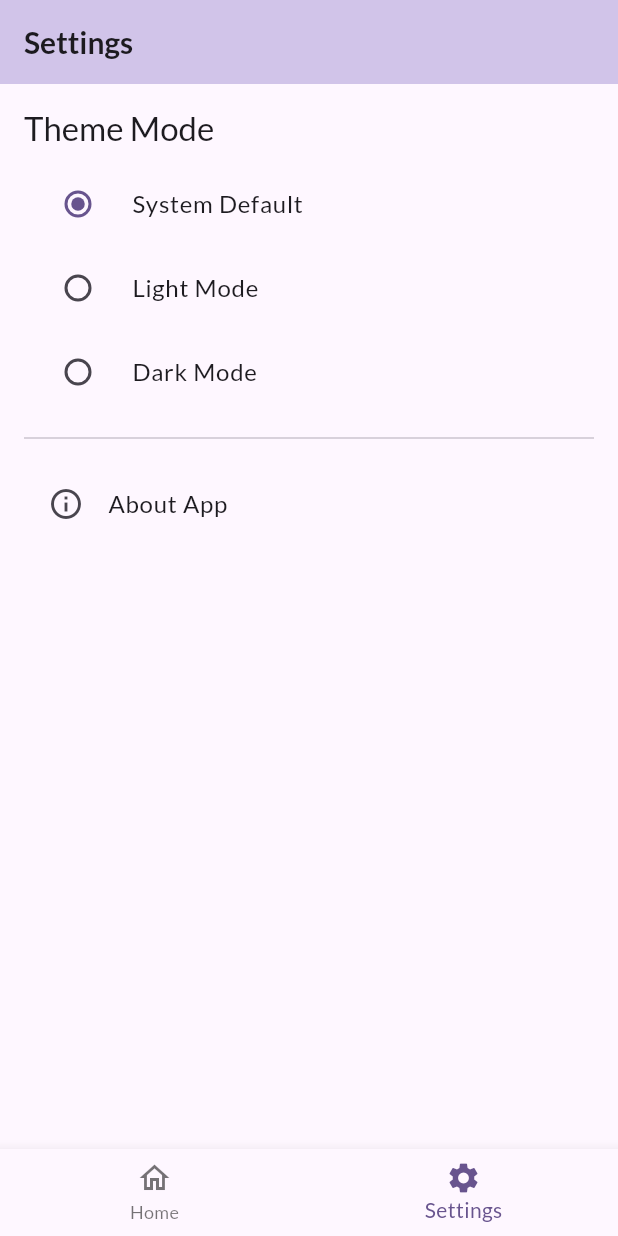
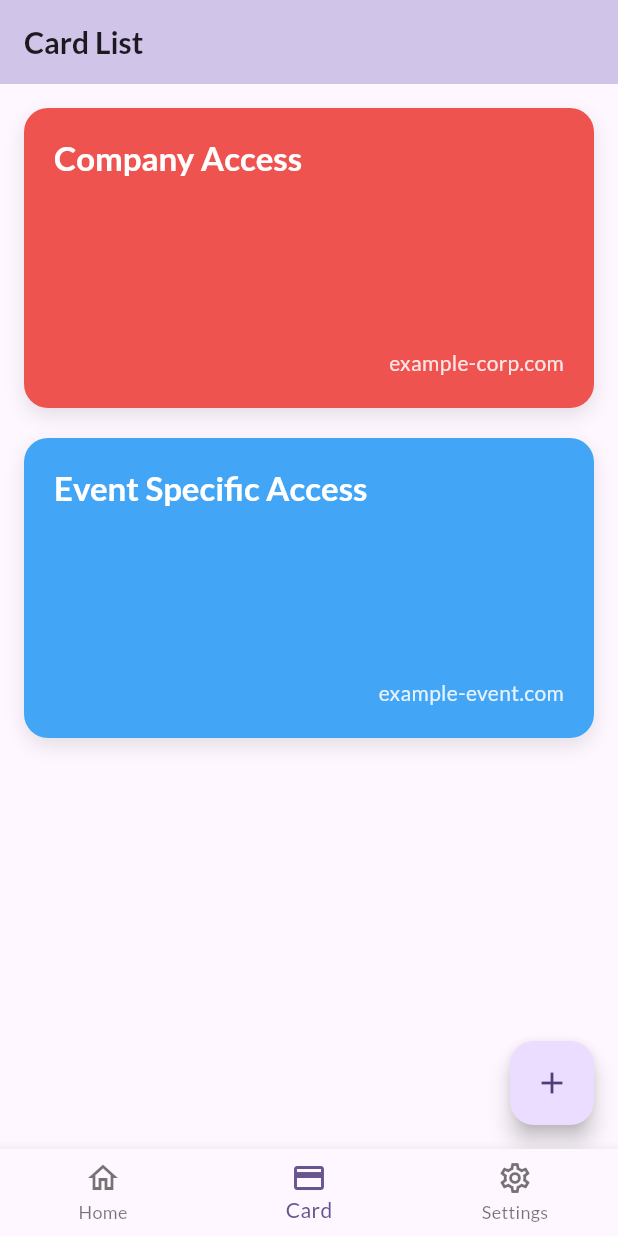
Before and after one commit to Xander-Br/Flutter-HCE-Access-Control-Client, a Flutter app: the screen it shows after launch, item 2 of the bottom bar chosen, on a phone screen of 412 x 824 dp. Run offline on Flutter 3.47's test engine with Material 3 defaults, Android fonts, the phone set to English and light mode, and no system bars; our stand-ins replace flutter_riverpod, go_router, google_fonts.

Commit message:
Implement access card feature with routing and UI components

```diff
--- a/lib/main.dart
+++ b/lib/main.dart
@@ -5,7 +5,6 @@ import 'package:sicpa/src/core/app_theme.dart';
 import 'package:sicpa/src/features/settings/presentation/providers/settings_providers.dart';
 
 void main() {
-  // runApp(const MyApp()); // For simple apps without Riverpod at the root
   runApp(
     const ProviderScope( // Wrap with ProviderScope for Riverpod
       child: MyApp(),
--- a/lib/src/core/router/app_router.dart
+++ b/lib/src/core/router/app_router.dart
@@ -1,6 +1,7 @@
 import 'package:flutter/material.dart';
 import 'package:go_router/go_router.dart';
 import 'package:flutter_riverpod/flutter_riverpod.dart';
+import 'package:sicpa/src/features/access_card/presentation/screens/card_list_screen.dart';
 import 'package:sicpa/src/features/home/presentation/screens/home_screen.dart';
 import 'package:sicpa/src/features/settings/presentation/screens/settings_screen.dart';
 import 'package:sicpa/src/shared/widgets/common_scaffold.dart'; // For consistent layout
@@ -32,6 +33,11 @@ final goRouterProvider = Provider<GoRouter>((ref) {
             ],
           ),
           GoRoute(
+            path: AppRoutes.card,
+            name: AppRoutes.card,
+            builder: (context, state) => const CardListScreen(),
+          ),
+          GoRoute(
             path: AppRoutes.settings,
             name: AppRoutes.settings,
             builder: (context, state) => const SettingsScreen(),
--- a/lib/src/core/router/app_routes.dart
+++ b/lib/src/core/router/app_routes.dart
@@ -1,8 +1,8 @@
 class AppRoutes {
   static const String home = '/';
   static const String settings = '/settings';
-  static const String itemDetails = 'item/:id'; // Example of a sub-route or route with parameter
+  static const String card = '/card';
+  static const String cardDetails = '/card/:id';
 
-  // For named routes with parameters, you might want helper functions:
-  static String itemDetailsPath(String id) => '/item/$id';
+  static String cardDetailsPath(String id) => '/card/$id'; // Helper method to generate path
 }
--- /dev/null
+++ b/lib/src/features/access_card/presentation/screens/card_list_screen.dart
@@ -0,0 +1,44 @@
+import 'package:flutter/material.dart';
+import 'package:flutter_riverpod/flutter_riverpod.dart';
+import 'package:sicpa/src/features/access_card/presentation/widgets/card_widget.dart';
+
+class CardListScreen extends ConsumerWidget{
+
+  const CardListScreen({super.key});
+
+  @override
+  Widget build(BuildContext context, WidgetRef ref) {
+    return Scaffold(
+      appBar: AppBar(
+        title: const Text('Card List'),
+      ),
+      body: Padding(
+        padding: const EdgeInsets.all(16.0),
+        child: Center(
+          child: Column(
+
+            children: <Widget>[
+              CardWidget(
+              name: "Company Access",
+              domain: "example-corp.com",
+              cardColor: Colors.red.shade400,
+            ),
+            const SizedBox(height: 20),
+             CardWidget(
+              name: "Event Specific Access",
+              domain: "example-event.com",
+              cardColor: Colors.blue.shade400,
+            ),
+            ],
+          ),
+        ),
+      ),
+      floatingActionButton: FloatingActionButton(
+        onPressed: () {
+        },
+        tooltip: 'Add Card',
+        child: const Icon(Icons.add),
+      ),
+    );
+  }
+}
--- /dev/null
+++ b/lib/src/features/access_card/presentation/widgets/card_widget.dart
@@ -0,0 +1,64 @@
+import 'package:flutter/material.dart';
+
+class CardWidget extends StatelessWidget {
+
+final String name;
+  final String domain;
+  final Color cardColor;
+
+  const CardWidget({
+    super.key,
+    required this.name,
+    required this.domain,
+    required this.cardColor,
+  });
+
+  @override
+  Widget build(BuildContext context) {
+    final theme = Theme.of(context);
+    final textTheme = theme.textTheme;
+
+    return Container(
+      height: 200,
+      padding: const EdgeInsets.all(20.0),
+      decoration: BoxDecoration(
+        color: cardColor,
+        borderRadius: BorderRadius.circular(16.0),
+        boxShadow: [
+          BoxShadow(
+            color: Colors.black.withOpacity(0.1),
+            blurRadius: 10,
+            offset: const Offset(0, 5),
+          ),
+        ],
+      ),
+      child: Column(
+        mainAxisAlignment: MainAxisAlignment.spaceBetween,
+        crossAxisAlignment: CrossAxisAlignment.start,
+        children: [
+          Text(
+            name,
+            style: textTheme.titleLarge?.copyWith(
+              color: Colors.white,
+              fontWeight: FontWeight.bold,
+            ),
+            maxLines: 2,
+            overflow: TextOverflow.ellipsis,
+          ),
+
+          Align(
+            alignment: Alignment.bottomRight,
+            child: Text(
+              domain,
+              style: textTheme.bodyMedium?.copyWith(
+                color: Colors.white.withOpacity(0.85),
+                fontWeight: FontWeight.w500,
+              ),
+            ),
+          ),
+        ],
+      ),
+
+    );
+  }
+}
--- a/lib/src/shared/widgets/common_scaffold.dart
+++ b/lib/src/shared/widgets/common_scaffold.dart
@@ -16,8 +16,11 @@ class _CommonScaffoldState extends State<CommonScaffold> {
     if (location == AppRoutes.home) {
       return 0;
     }
+    if (location == AppRoutes.card) {
+      return 1;
+    }
     if (location == AppRoutes.settings) {
-      return 1;
+      return 2;
     }
     return 0; // Default to home
   }
@@ -28,6 +31,9 @@ class _CommonScaffoldState extends State<CommonScaffold> {
         GoRouter.of(context).go(AppRoutes.home);
         break;
       case 1:
+        GoRouter.of(context).go(AppRoutes.card);
+        break;
+      case 2:
         GoRouter.of(context).go(AppRoutes.settings);
         break;
     }
@@ -45,6 +51,11 @@ class _CommonScaffoldState extends State<CommonScaffold> {
             label: 'Home',
           ),
           BottomNavigationBarItem(
+            icon: Icon(Icons.credit_card_outlined),
+            activeIcon: Icon(Icons.credit_card),
+            label: 'Card',
+          ),
+          BottomNavigationBarItem(
             icon: Icon(Icons.settings_outlined),
             activeIcon: Icon(Icons.settings),
             label: 'Settings',
--- a/pubspec.yaml
+++ b/pubspec.yaml
@@ -12,6 +12,7 @@ dependencies:
   flutter_riverpod: ^2.5.1
   go_router: ^14.1.1
   google_fonts: ^6.2.1
+  pocketbase: ^0.22.0
 
 dev_dependencies:
   flutter_test:
```
Also changed, not shown: pubspec.lock, 1 other file.
